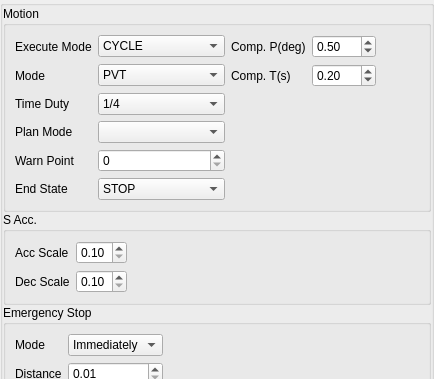
Above: source/wnd/ui/mrqaxes2.ui from ww4u/megarobostudio before the change; both pictures show x 0 to 434 and y 0 to 379 of the 434 by 568 pixel window. Below: the same form after it.
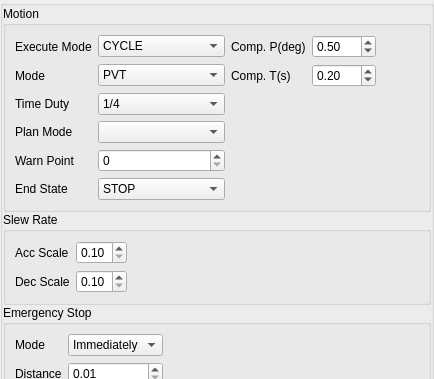
That is the form after the change. Custom widgets are drawn as their Qt base class.

What changed in the file:
```diff
--- a/source/wnd/ui/mrqaxes2.ui
+++ b/source/wnd/ui/mrqaxes2.ui
@@ -261,7 +261,7 @@
       <item>
        <widget class="QGroupBox" name="gpSAcc">
         <property name="title">
-         <string>S Acc.</string>
+         <string>Slew Rate</string>
         </property>
         <layout class="QGridLayout" name="gridLayout_4">
          <item row="2" column="1">
```
